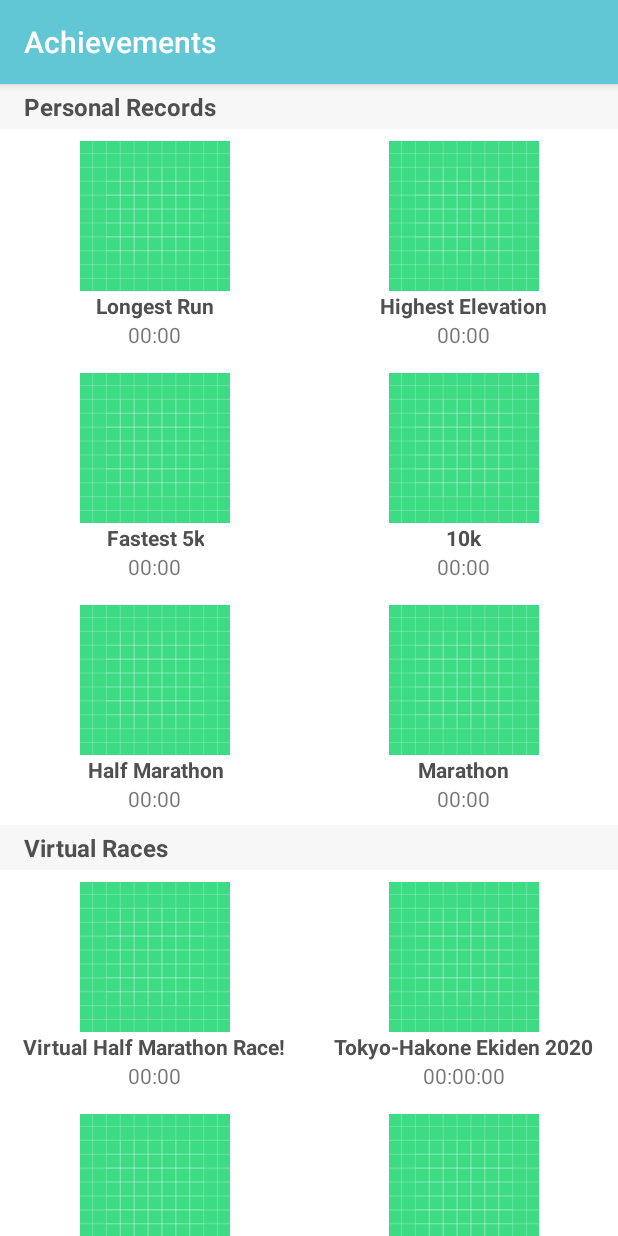
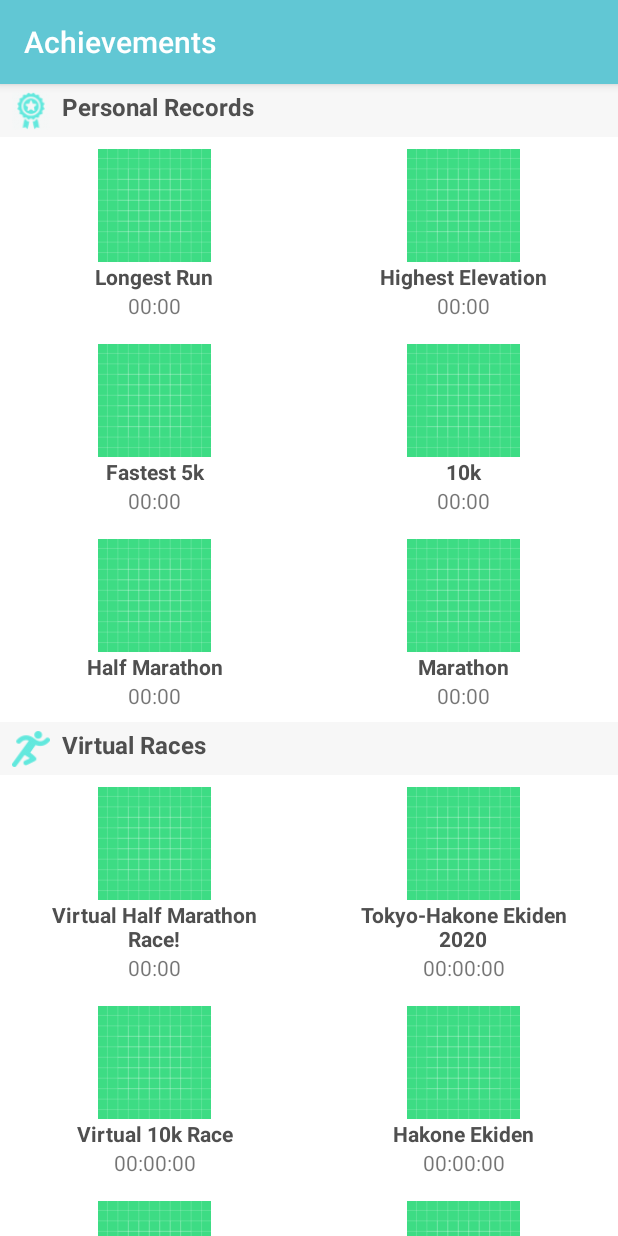
Before and after one commit to AaronReginaldOsborne/Runkeeper-Technical-Assignment, an Android app: the screen it shows after launch (MainActivity), on a phone screen of 412 x 824 dp. Run offline under Robolectric (Android 15) with nearby library versions, the phone set to English and light mode, and no system bars; libraries missing offline, so code that uses them is left out: nl.dionsegijn.konfetti; pictures from the network do not load.

Commit message:
Add tiny images to title and reduce tile icon sizes

```diff
--- a/app/src/main/res/layout/achievement_tile.xml
+++ b/app/src/main/res/layout/achievement_tile.xml
@@ -11,8 +11,8 @@
 
     <ImageView
         android:id="@+id/achievement_image"
-        android:layout_width="100dp"
-        android:layout_height="100dp"
+        android:layout_width="75dp"
+        android:layout_height="75dp"
         android:layout_marginStart="32dp"
         android:layout_marginTop="8dp"
         android:layout_marginEnd="32dp"
@@ -25,7 +25,7 @@
 
     <TextView
         android:id="@+id/achievemnt_title"
-        android:layout_width="wrap_content"
+        android:layout_width="150dp"
         android:layout_height="wrap_content"
         android:text="@string/place_holder_text"
         android:textAlignment="center"
--- a/app/src/main/res/layout/activity_main.xml
+++ b/app/src/main/res/layout/activity_main.xml
@@ -22,14 +22,37 @@
             android:layout_height="wrap_content"
             tools:context=".MainActivity">
 
-            <TextView
-                android:id="@+id/achievement_header1"
-                style="@style/AppTheme.Header"
-                android:text="@string/personal_records"
-                app:layout_constraintEnd_toEndOf="parent"
-                app:layout_constraintHorizontal_bias="0.0"
+            <View
+                android:id="@+id/background1"
+                android:layout_width="0dp"
+                android:layout_height="35dp"
+                android:background="#F7F7F7"
                 app:layout_constraintStart_toStartOf="parent"
                 app:layout_constraintTop_toTopOf="parent" />
+
+            <TextView
+                android:id="@+id/textView"
+                android:layout_width="0dp"
+                android:layout_height="0dp"
+                android:layout_marginStart="8dp"
+                android:text="@string/personal_records"
+                style="@style/AppTheme.Header"
+                app:layout_constraintBottom_toBottomOf="@+id/background1"
+                app:layout_constraintEnd_toEndOf="@+id/background1"
+                app:layout_constraintStart_toEndOf="@+id/imageView1"
+                app:layout_constraintTop_toTopOf="@+id/background1" />
+
+            <ImageView
+                android:id="@+id/imageView1"
+                android:layout_width="25dp"
+                android:layout_height="25dp"
+                android:layout_marginStart="8dp"
+                android:background="@android:color/transparent"
+                app:layout_constraintBottom_toBottomOf="@+id/background1"
+                app:layout_constraintStart_toStartOf="@+id/background1"
+                app:layout_constraintTop_toTopOf="@+id/background1"
+                app:srcCompat="@drawable/ic_achievement"
+                android:contentDescription="ic_achievement" />
 
             <androidx.recyclerview.widget.RecyclerView
                 android:id="@+id/achievementList"
@@ -37,15 +60,40 @@
                 android:layout_height="wrap_content"
                 app:layout_constraintEnd_toEndOf="parent"
                 app:layout_constraintStart_toStartOf="parent"
-                app:layout_constraintTop_toBottomOf="@+id/achievement_header1" />
+                app:layout_constraintTop_toBottomOf="@+id/background1" />
 
-            <TextView
-                android:id="@+id/achievement_header2"
-                style="@style/AppTheme.Header"
-                android:text="@string/virtual_races"
+            <View
+                android:id="@+id/background2"
+                android:layout_width="0dp"
+                android:layout_height="35dp"
+                android:background="#F7F7F7"
                 app:layout_constraintEnd_toEndOf="parent"
                 app:layout_constraintStart_toStartOf="parent"
                 app:layout_constraintTop_toBottomOf="@+id/achievementList" />
+
+            <TextView
+                android:id="@+id/textView2"
+                android:layout_width="0dp"
+                android:layout_height="0dp"
+                android:layout_marginStart="8dp"
+                android:text="@string/virtual_races"
+                style="@style/AppTheme.Header"
+                app:layout_constraintBottom_toBottomOf="@+id/background2"
+                app:layout_constraintEnd_toEndOf="@+id/background2"
+                app:layout_constraintStart_toEndOf="@+id/imageView2"
+                app:layout_constraintTop_toTopOf="@+id/background2" />
+
+            <ImageView
+                android:id="@+id/imageView2"
+                android:layout_width="25dp"
+                android:layout_height="25dp"
+                android:layout_marginStart="8dp"
+                android:background="@android:color/transparent"
+                app:layout_constraintBottom_toBottomOf="@+id/background2"
+                app:layout_constraintStart_toStartOf="@+id/background2"
+                app:layout_constraintTop_toTopOf="@+id/background2"
+                app:srcCompat="@drawable/ic_running"
+                android:contentDescription="ic_running" />
 
             <androidx.recyclerview.widget.RecyclerView
                 android:id="@+id/virtualRaceList"
@@ -53,7 +101,9 @@
                 android:layout_height="wrap_content"
                 app:layout_constraintEnd_toEndOf="parent"
                 app:layout_constraintStart_toStartOf="parent"
-                app:layout_constraintTop_toBottomOf="@+id/achievement_header2" />
+                app:layout_constraintTop_toBottomOf="@+id/background2" />
+
+
 
         </androidx.constraintlayout.widget.ConstraintLayout>
 
--- a/app/src/main/res/values/styles.xml
+++ b/app/src/main/res/values/styles.xml
@@ -8,12 +8,10 @@
     </style>
 
     <style name="AppTheme.Header">
-        <item name="android:paddingHorizontal">16dp</item>
         <item name="android:paddingVertical">4dp</item>
         <item name="android:layout_width">0dp</item>
         <item name="android:layout_height">wrap_content</item>
         <item name="android:textColor">#4F4F4F</item>
-        <item name="android:background">#F7F7F7</item>
         <item name="android:textSize">16sp</item>
         <item name="android:textStyle">bold</item>
     </style>
```
Also changed, not shown: app/src/main/res/drawable-hdpi/ic_running.png (added), app/src/main/res/drawable-mdpi/ic_achievement.png (added), app/src/main/res/drawable-mdpi/ic_running.png (added), app/src/main/res/drawable-xhdpi/ic_achievement.png (added), app/src/main/res/drawable-xhdpi/ic_running.png (added), app/src/main/res/drawable-xxhdpi/ic_achievement.png (added), app/src/main/res/drawable-xxhdpi/ic_running.png (added), app/src/main/res/drawable-xxxhdpi/ic_achievement.png (added), app/src/main/res/drawable-xxxhdpi/ic_running.png (added), app/src/main/res/mipmap-hdpi/ic_achievement.png (added), app/src/main/res/mipmap-mdpi/ic_achievement.png (added), app/src/main/res/mipmap-xhdpi/ic_achievement.png (added), app/src/main/res/mipmap-xxhdpi/ic_achievement.png (added), app/src/main/res/mipmap-xxxhdpi/ic_achievement.png (added).
